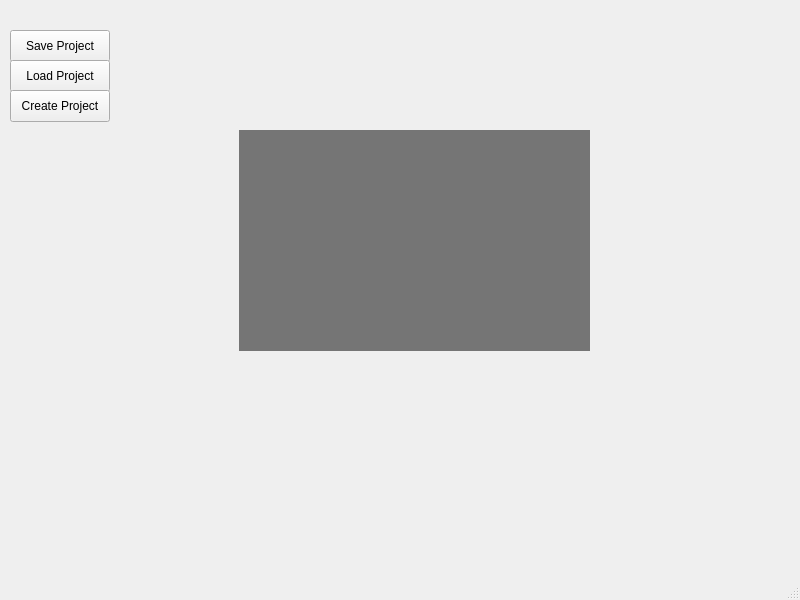
First picture: the form in Foorge/mainwindow.ui, repository NCChacki/CS3505-Software2-SpriteEditor, before the edit.
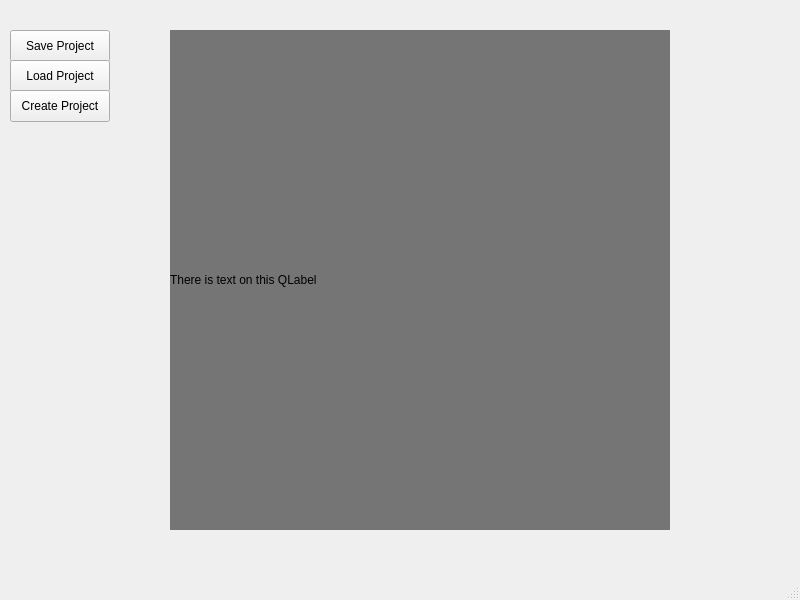
Second picture: the form after the edit. Custom widgets are drawn as their Qt base class.

Commit message: Added QLabel atop canvasWidget for drawing

```diff
--- a/Foorge/mainwindow.ui
+++ b/Foorge/mainwindow.ui
@@ -17,10 +17,10 @@
    <widget class="CanvasWidget" name="canvasWidget" native="true">
     <property name="geometry">
      <rect>
-      <x>239</x>
-      <y>130</y>
-      <width>351</width>
-      <height>221</height>
+      <x>170</x>
+      <y>30</y>
+      <width>500</width>
+      <height>500</height>
      </rect>
     </property>
     <property name="palette">
@@ -124,8 +124,24 @@
      </palette>
     </property>
     <property name="autoFillBackground">
-     <bool>true</bool>
+     <bool>false</bool>
     </property>
+    <widget class="QLabel" name="canvasLabel">
+     <property name="geometry">
+      <rect>
+       <x>0</x>
+       <y>0</y>
+       <width>500</width>
+       <height>500</height>
+      </rect>
+     </property>
+     <property name="autoFillBackground">
+      <bool>true</bool>
+     </property>
+     <property name="text">
+      <string>There is text on this QLabel</string>
+     </property>
+    </widget>
    </widget>
    <widget class="QPushButton" name="saveProjectButton">
     <property name="geometry">
```
Left out of the diff: 2 changed lines with no effect on the pictures. The commit also changes 4 other files.
